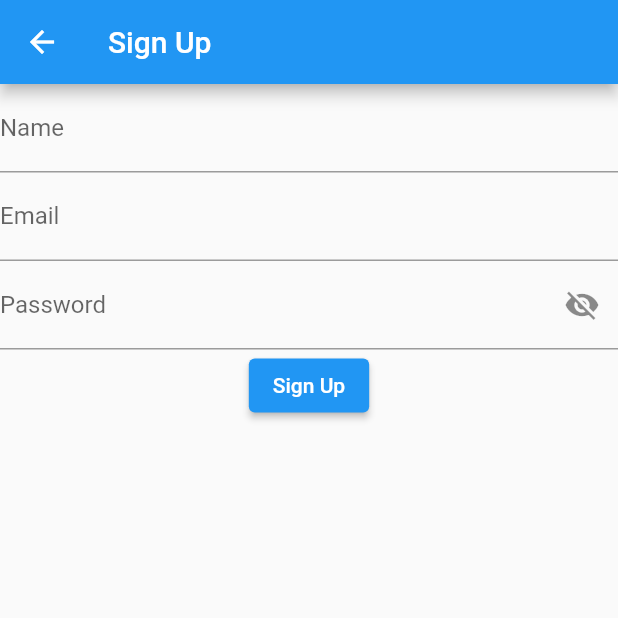
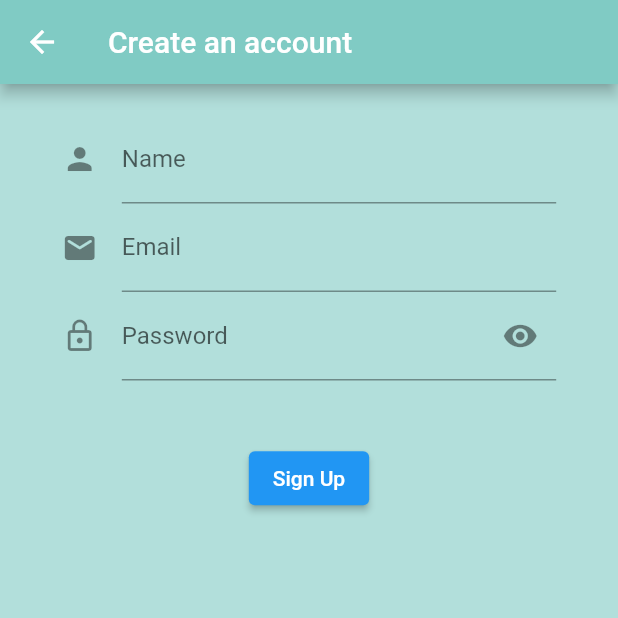
Before and after one commit to danibudo/Easify, a Flutter app: the SignupScreen screen opened directly, on a phone screen of 412 x 824 dp, the top half of it. Run offline on Flutter 3.47's test engine with Material 2 defaults, Android fonts, the phone set to English and light mode, and no system bars; our stand-ins replace firebase_auth, firebase_core, firebase_database; missing offline and left inert: imagebutton; accounts and stored records are empty.

Commit message:
improve design and add validators

```diff
--- a/lib/Setup/signup_screen.dart
+++ /dev/null
@@ -1,111 +0,0 @@
-import 'package:easify/Setup/login_screen.dart';
-import 'package:easify/Setup/authentication_service.dart';
-import 'package:flutter/material.dart';
-import 'package:provider/provider.dart';
-import 'package:firebase_auth/firebase_auth.dart';
-import 'package:firebase_core/firebase_core.dart';
-import 'package:firebase_database/firebase_database.dart';
-
-import '../home_screen.dart';
-
-class SignupScreen extends StatefulWidget {
-  @override
-  _SignupScreenState createState() => _SignupScreenState();
-}
-
-class _SignupScreenState extends State<SignupScreen> {
-  // TODO: Add more sophisticated validators
-  bool _obscureText = false;
-
-  void toggle() {
-    setState(() {
-      _obscureText = !_obscureText;
-    });
-  }
-
-  final _formKey = GlobalKey<FormState>();
-
-  final TextEditingController emailController = TextEditingController();
-
-  final TextEditingController nameController = TextEditingController();
-
-  final TextEditingController passwordController = TextEditingController();
-
-  FirebaseAuth firebaseAuth = FirebaseAuth.instance;
-
-  // User result = FirebaseAuth.instance.currentUser;
-
-  @override
-  Widget build(BuildContext context) {
-    // variable that holds the size of the entire screen
-    // size is of class type Size
-    var size = MediaQuery.of(context).size;
-    return Scaffold(
-      appBar: AppBar(
-        title: Text('Sign Up'),
-      ),
-      body: Form(
-        key: _formKey,
-        child: Column(
-          children: <Widget>[
-            TextFormField(
-              controller: nameController,
-              decoration: InputDecoration(
-                labelText: "Name",
-              ),
-              validator: (username) {
-                if (username.isEmpty) {
-                  return "Please provide a name";
-                }
-              },
-            ),
-            TextFormField(
-              keyboardType: TextInputType.emailAddress,
-              controller: emailController,
-              decoration: InputDecoration(
-                labelText: "Email",
-              ),
-              validator: (email) {
-                if (email.isEmpty) {
-                  return "Please provide an email address";
-                }
-              },
-            ),
-            TextFormField(
-              obscureText: _obscureText,
-              controller: passwordController,
-              decoration: InputDecoration(
-                labelText: "Password",
-                suffixIcon: IconButton(
-                  icon: Icon(
-                    _obscureText ? Icons.visibility : Icons.visibility_off,
-                  ),
-                  onPressed: () {
-                    toggle();
-                  },
-                ),
-              ),
-              validator: (password) {
-                if (password.isEmpty) {
-                  return "Please provide a password";
-                } else if (password.length < 6) {
-                  return "Password must be at least 6 characters";
-                }
-              },
-            ),
-            ElevatedButton(
-              onPressed: () {
-                context.read<AuthenticationService>().signUp(
-                      email: emailController.text.trim(),
-                      password: passwordController.text.trim(),
-                    );
-                while (Navigator.canPop(context)) Navigator.pop(context);
-              },
-              child: Text("Sign Up"),
-            ),
-          ],
-        ),
-      ),
-    );
-  }
-}
--- /dev/null
+++ b/lib/models/theuser.dart
@@ -0,0 +1,5 @@
+class TheUser {
+  final String uid;
+
+  TheUser({this.uid});
+}
--- /dev/null
+++ b/lib/screens/signup_screen.dart
@@ -0,0 +1,133 @@
+import 'package:easify/screens/login_screen.dart';
+import 'package:easify/Setup/authentication_service.dart';
+import 'package:flutter/material.dart';
+import 'package:provider/provider.dart';
+import 'package:firebase_auth/firebase_auth.dart';
+import 'package:firebase_core/firebase_core.dart';
+import 'package:firebase_database/firebase_database.dart';
+
+import 'home_screen.dart';
+
+class SignupScreen extends StatefulWidget {
+  @override
+  _SignupScreenState createState() => _SignupScreenState();
+}
+
+class _SignupScreenState extends State<SignupScreen> {
+  // TODO: Add more sophisticated validators
+  bool _obscureText = true;
+
+  void toggle() {
+    setState(() {
+      _obscureText = !_obscureText;
+    });
+  }
+
+  final _formKey = GlobalKey<FormState>();
+
+  final TextEditingController emailController = TextEditingController();
+
+  final TextEditingController nameController = TextEditingController();
+
+  final TextEditingController passwordController = TextEditingController();
+
+  FirebaseAuth firebaseAuth = FirebaseAuth.instance;
+
+  // User result = FirebaseAuth.instance.currentUser;
+
+  @override
+  Widget build(BuildContext context) {
+    // variable that holds the size of the entire screen
+    // size is of class type Size
+    var size = MediaQuery.of(context).size;
+    return Scaffold(
+      backgroundColor: Colors.teal.shade100,
+      appBar: AppBar(
+        backgroundColor: Colors.teal.shade200,
+        title: Text("Create an account"),
+      ),
+      body: ListView(
+        shrinkWrap: true,
+        padding: EdgeInsets.symmetric(
+            horizontal: size.width * 0.1, vertical: size.height * 0.025),
+        children: <Widget>[
+          Form(
+              key: _formKey,
+              child: Column(
+                children: [
+                  TextFormField(
+                    controller: nameController,
+                    decoration: InputDecoration(
+                      icon: Icon(Icons.person),
+                      labelText: "Name",
+                    ),
+                    validator: (username) {
+                      if (username.isEmpty) {
+                        return "Please provide a name";
+                      }
+                    },
+                  ),
+                  TextFormField(
+                    keyboardType: TextInputType.emailAddress,
+                    controller: emailController,
+                    decoration: InputDecoration(
+                      icon: Icon(Icons.email_rounded),
+                      labelText: "Email",
+                    ),
+                    validator: (email) {
+                      if (email.isEmpty) {
+                        return "Please provide an email address";
+                      }
+                    },
+                  ),
+                  TextFormField(
+                    obscureText: _obscureText,
+                    controller: passwordController,
+                    decoration: InputDecoration(
+                      icon: Icon(Icons.lock_outline),
+                      labelText: "Password",
+                      suffixIcon: IconButton(
+                        icon: Icon(
+                          _obscureText
+                              ? Icons.visibility
+                              : Icons.visibility_off,
+                        ),
+                        onPressed: () {
+                          toggle();
+                        },
+                      ),
+                    ),
+                    validator: (password) {
+                      if (password.isEmpty) {
+                        return "Please provide a password";
+                      } else if (password.length < 6) {
+                        return "Password must be at least 6 characters";
+                      }
+                    },
+                  ),
+                  Container(
+                    margin: EdgeInsets.symmetric(
+                      horizontal: size.height * 0.15,
+                      vertical: size.height * 0.05,
+                    ),
+                    child: ElevatedButton(
+                      onPressed: () {
+                        if (_formKey.currentState.validate()) {
+                          context.read<AuthenticationService>().signUp(
+                                email: emailController.text.trim(),
+                                password: passwordController.text.trim(),
+                              );
+                          while (Navigator.canPop(context))
+                            Navigator.pop(context);
+                        }
+                      },
+                      child: Text("Sign Up"),
+                    ),
+                  ),
+                ],
+              )),
+        ],
+      ),
+    );
+  }
+}
```
Also changed, not shown: lib/Setup/authentication_service.dart (+16 -4 lines), lib/Setup/login_screen.dart (deleted, +0 -81 lines), lib/main.dart (+4 -3 lines), lib/screens/home_screen.dart (renamed from lib/home_screen.dart, +5 -4 lines), lib/screens/login_screen.dart (added, +115 -0 lines), lib/screens/user_details_screen.dart (renamed from lib/user_details_screen.dart, +7 -5 lines).
